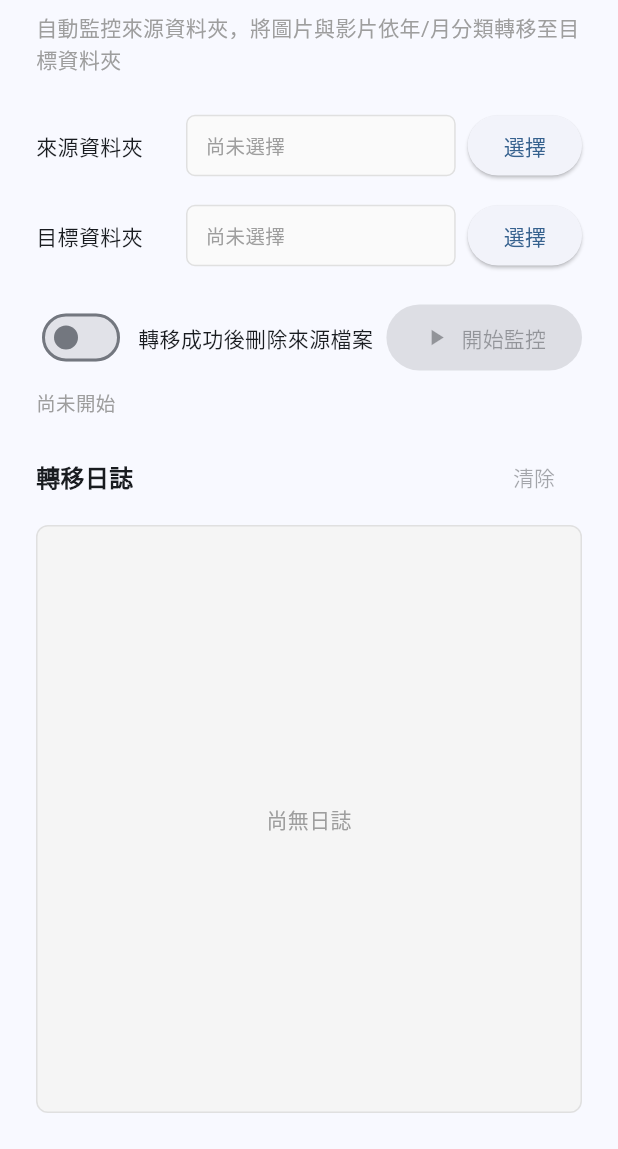
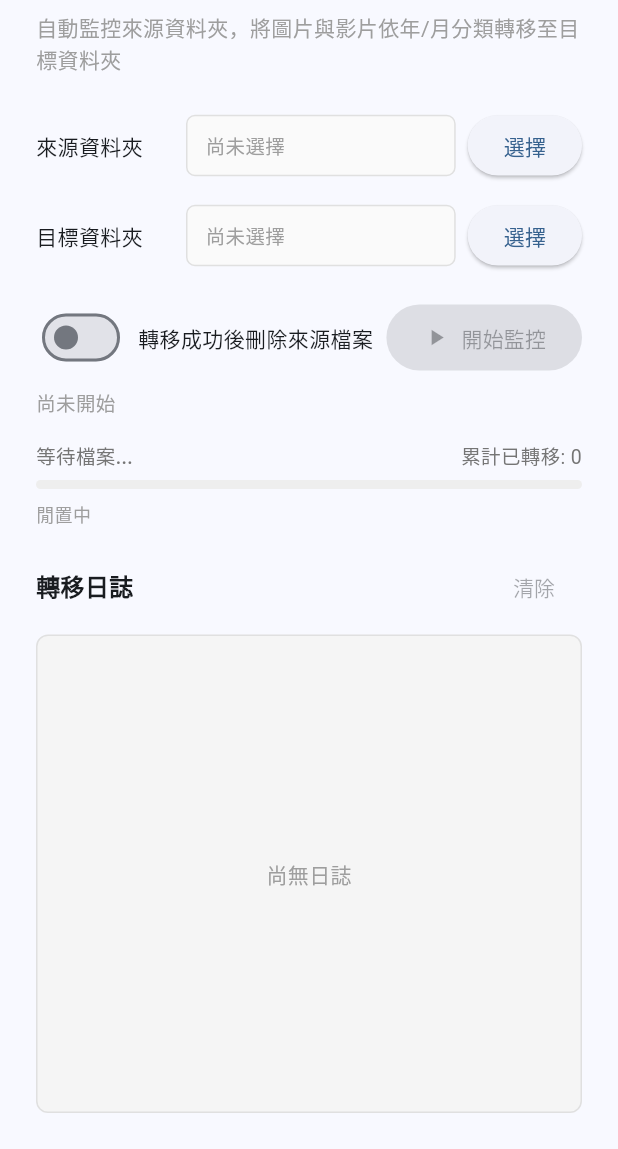
Before and after one commit to e8859487/img_transter, a Flutter app: the screen it shows after launch, on a phone screen of 412 x 824 dp, the part 87-1236 px from its top. Run offline on Flutter 3.47's test engine with Material 3 defaults, Android fonts, the phone set to English and light mode, and no system bars; our stand-ins replace file_picker, flutter_riverpod, shared_preferences.

Commit message:
feat: always-visible progress bar with batch count and total count
- Progress bar always shown, no more flickering
- Shows batch progress (done/total), total found files, and cumulative count
- Current file name and percentage displayed below the bar
- Shows idle state when no file is actively transferring

Co-Authored-By: Claude Opus 4.6 <noreply@anthropic.com>

```diff
--- a/lib/home_page.dart
+++ b/lib/home_page.dart
@@ -181,64 +181,100 @@ class HomePage extends ConsumerWidget {
               ),
             ),
 
-            // Transfer progress indicator
-            Consumer(
-              builder: (context, ref, child) {
-                final progress = ref.watch(transferProgressProvider);
+            // Batch & file transfer progress — always visible
+            Padding(
+              padding: const EdgeInsets.only(top: 16),
+              child: Consumer(
+                builder: (context, ref, child) {
+                  final batch = ref.watch(batchProgressProvider);
+                  final fileProgress = ref.watch(transferProgressProvider);
+                  final totalTransferred = ref.watch(transferCountProvider);
 
-                if (!progress.isTransferring) {
-                  return const SizedBox.shrink();
-                }
+                  final hasFileInProgress = fileProgress.isTransferring;
+                  final batchLabel = batch.batchTotal > 0
+                      ? '批次進度: ${batch.batchDone}/${batch.batchTotal}'
+                          '${batch.totalFound > batch.batchTotal ? '  (待處理共 ${batch.totalFound} 個)' : ''}'
+                      : '等待檔案...';
 
-                return Padding(
-                  padding: const EdgeInsets.only(top: 16),
-                  child: Column(
+                  return Column(
                     crossAxisAlignment: CrossAxisAlignment.start,
                     children: [
+                      // Batch progress row
                       Row(
                         children: [
-                          const SizedBox(
-                            width: 16,
-                            height: 16,
-                            child: CircularProgressIndicator(strokeWidth: 2),
-                          ),
-                          const SizedBox(width: 8),
-                          Expanded(
-                            child: Text(
-                              '正在轉移: ${progress.fileName}',
-                              style: const TextStyle(
-                                fontSize: 13,
-                                fontWeight: FontWeight.w500,
-                              ),
-                              overflow: TextOverflow.ellipsis,
+                          Text(
+                            batchLabel,
+                            style: TextStyle(
+                              fontSize: 13,
+                              fontWeight: FontWeight.w500,
+                              color: batch.isActive
+                                  ? Colors.blue.shade700
+                                  : Colors.grey.shade600,
                             ),
                           ),
+                          const Spacer(),
                           Text(
-                            '${(progress.progress * 100).toStringAsFixed(0)}%',
+                            '累計已轉移: $totalTransferred',
                             style: TextStyle(
                               fontSize: 13,
-                              color: Colors.blue.shade700,
-                              fontWeight: FontWeight.w600,
+                              color: Colors.grey.shade600,
                             ),
                           ),
                         ],
                       ),
-                      const SizedBox(height: 8),
+                      const SizedBox(height: 6),
+                      // Batch progress bar
                       ClipRRect(
                         borderRadius: BorderRadius.circular(4),
                         child: LinearProgressIndicator(
-                          value: progress.progress,
+                          value: batch.batchProgress,
                           minHeight: 6,
                           backgroundColor: Colors.grey.shade200,
                           valueColor: AlwaysStoppedAnimation<Color>(
-                            Colors.blue.shade600,
+                            batch.isActive
+                                ? Colors.blue.shade600
+                                : Colors.grey.shade400,
                           ),
                         ),
                       ),
+                      const SizedBox(height: 8),
+                      // Current file name
+                      Row(
+                        children: [
+                          if (hasFileInProgress) ...[
+                            SizedBox(
+                              width: 14,
+                              height: 14,
+                              child: CircularProgressIndicator(
+                                strokeWidth: 2,
+                                color: Colors.blue.shade400,
+                              ),
+                            ),
+                            const SizedBox(width: 6),
+                            Expanded(
+                              child: Text(
+                                '${fileProgress.fileName}  ${(fileProgress.progress * 100).toStringAsFixed(0)}%',
+                                style: TextStyle(
+                                  fontSize: 12,
+                                  color: Colors.grey.shade700,
+                                ),
+                                overflow: TextOverflow.ellipsis,
+                              ),
+                            ),
+                          ] else
+                            Text(
+                              '閒置中',
+                              style: TextStyle(
+                                fontSize: 12,
+                                color: Colors.grey.shade500,
+                              ),
+                            ),
+                        ],
+                      ),
                     ],
-                  ),
-                );
-              },
+                  );
+                },
+              ),
             ),
 
             const SizedBox(height: 16),
```
Also changed, not shown: lib/file_transfer_service.dart (+13 -0 lines), lib/transfer_provider.dart (+42 -0 lines).
